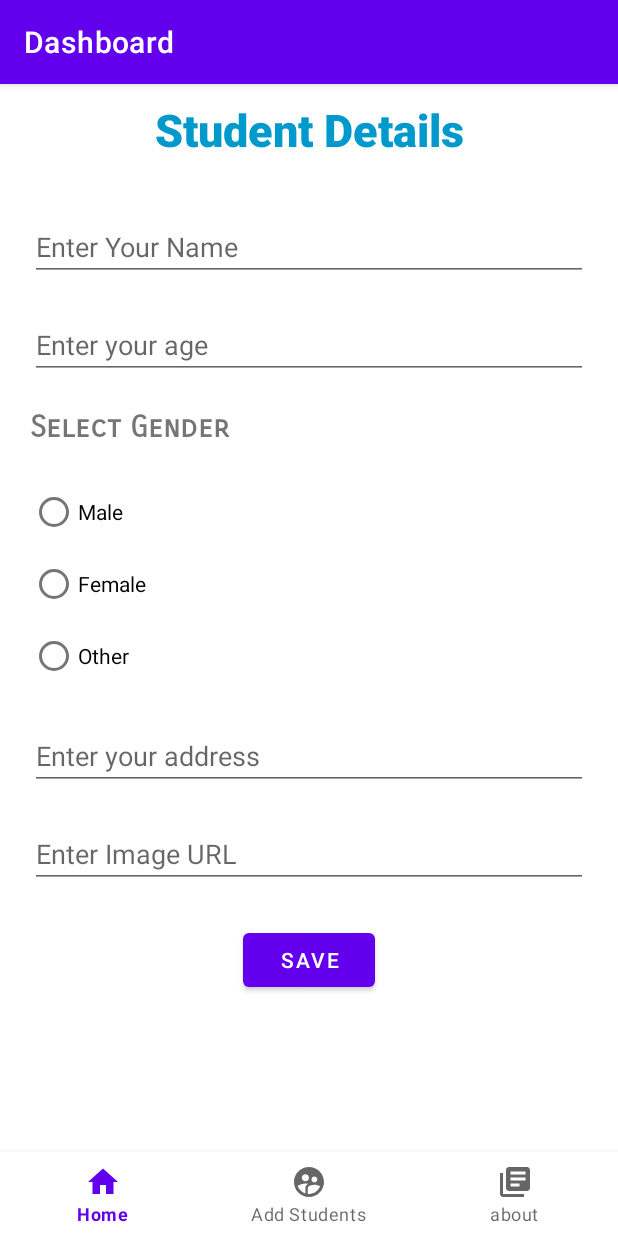
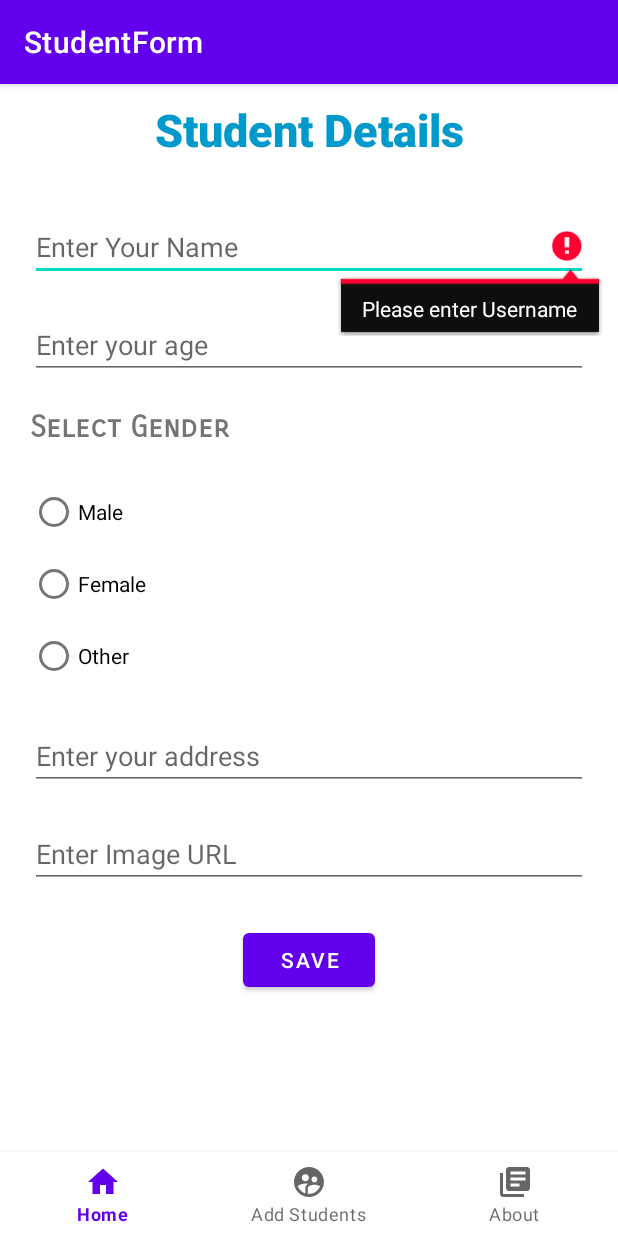
Before and after one commit to Shashank-Shrestha/Week6_Assignment1, an Android app: the StudentFragment screen opened through its navigation route, after a tap on "SAVE", on a phone screen of 412 x 824 dp. Run offline under Robolectric (Android 15) with nearby library versions, the phone set to English and light mode, and no system bars; our stand-ins replace CircleImageView, navigation-ui; pictures from the network do not load.

Commit message:
Completed week^ assignment1

```diff
--- a/app/src/main/java/com/example/week6_assignment1/Fragments/Students/StudentFragment.kt
+++ b/app/src/main/java/com/example/week6_assignment1/Fragments/Students/StudentFragment.kt
@@ -1,6 +1,7 @@
 package com.example.week6_assignment1.Fragments.Students
 
 import android.os.Bundle
+import android.text.TextUtils
 import android.view.LayoutInflater
 import android.view.View
 import android.view.ViewGroup
@@ -43,6 +44,7 @@ class StudentFragment : Fragment() {
     save =root.findViewById(R.id.btnSave)
 
     save.setOnClickListener {
+      if (isValid()){
         val database = Database()
 
         val checkID = gender.checkedRadioButtonId
@@ -55,8 +57,10 @@ class StudentFragment : Fragment() {
                         address.text.toString(),
                         imageURL.text.toString())
         )
-      Toast.makeText(activity,"Your information has been displayed in the home fragment",Toast.LENGTH_LONG).show()
+        Toast.makeText(activity?.applicationContext,"Student Added",Toast.LENGTH_LONG).show()
         clearFields()
+      }
+
     }
 
     return root
@@ -70,4 +74,19 @@ class StudentFragment : Fragment() {
     address.setText("")
     imageURL.setText("")
   }
+
+  private fun isValid(): Boolean {
+    var flag = true
+    if (TextUtils.isEmpty(name.text)) {
+      name.error = "Please enter Username"
+      name.requestFocus()
+      flag = false
+    } else if (TextUtils.isEmpty(age.text)){
+      age.error="Please enter age"
+      age.requestFocus()
+      flag = false
     }
+    return flag
+  }
+
+}
--- a/app/src/main/java/com/example/week6_assignment1/adapter/studentAdapter.kt
+++ b/app/src/main/java/com/example/week6_assignment1/adapter/studentAdapter.kt
@@ -8,6 +8,7 @@ import android.view.ViewGroup
 import android.widget.EditText
 import android.widget.ImageButton
 import android.widget.TextView
+import android.widget.Toast
 import androidx.recyclerview.widget.RecyclerView
 import com.bumptech.glide.Glide
 import com.example.week6_assignment1.Fragments.home.HomeFragment
@@ -53,8 +54,9 @@ class studentAdapter(
         holder.address.setText(info.address)
 
         holder.delButton.setOnClickListener(View.OnClickListener {
-            listStudents.removeAt(position)
+            listStudents.remove(info)
             notifyItemRemoved(position)
+            Toast.makeText(context, "Student Deleted", Toast.LENGTH_LONG).show()
         })
         Glide.with(context)
                 .load(info?.imageURL)
--- a/app/src/main/res/layout/fragment_studentform.xml
+++ b/app/src/main/res/layout/fragment_studentform.xml
@@ -53,7 +53,7 @@
             android:layout_marginRight="20dp"
             android:ems="10"
             android:hint="Enter your age"
-            android:inputType="textPersonName"
+            android:inputType="number"
             app:layout_constraintEnd_toEndOf="parent"
             app:layout_constraintHorizontal_bias="1.0"
             app:layout_constraintStart_toStartOf="parent"
--- a/app/src/main/res/menu/bottom_nav_menu.xml
+++ b/app/src/main/res/menu/bottom_nav_menu.xml
@@ -14,6 +14,6 @@
     <item
         android:id="@+id/navigation_notifications"
         android:icon="@drawable/ic_baseline_library_books_24"
-        android:title="about"/>
+        android:title="About"/>
 
 </menu>
--- a/app/src/main/res/navigation/mobile_navigation.xml
+++ b/app/src/main/res/navigation/mobile_navigation.xml
@@ -14,12 +14,12 @@
     <fragment
         android:id="@+id/navigation_dashboard"
         android:name="com.example.week6_assignment1.Fragments.Students.StudentFragment"
-        android:label="@string/title_dashboard"
+        android:label="StudentForm"
         tools:layout="@layout/fragment_studentform" />
 
     <fragment
         android:id="@+id/navigation_notifications"
         android:name="com.example.week6_assignment1.Fragments.About.AboutFragment"
-        android:label="@string/title_notifications"
+        android:label="AboutUs"
         tools:layout="@layout/fragment_about" />
 </navigation>
```
Also changed, not shown: app/src/main/res/layout/home_layout.xml (+9 -14 lines). Lines whose indentation alone changed are shown as unchanged.
